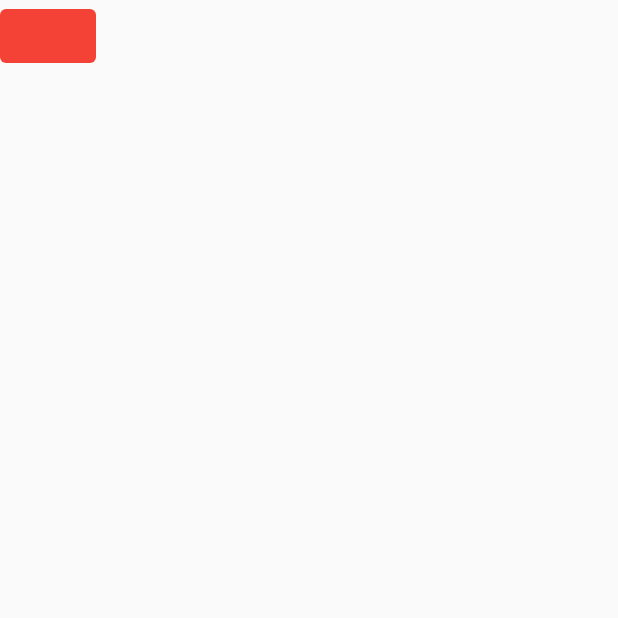
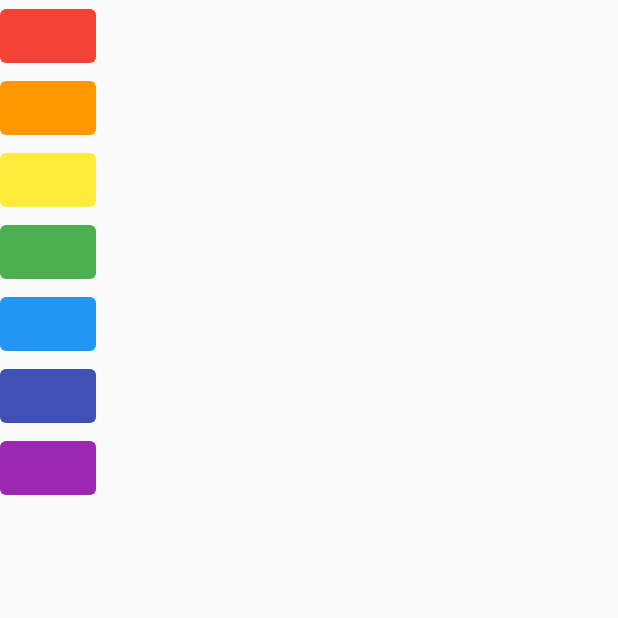
Before and after one commit to chaniru-puldith/Xlyophone-flutter-app, a Flutter app: the screen it shows after launch, on a phone screen of 412 x 824 dp, the top half of it. Run offline on Flutter 3.47's test engine with Material 2 defaults, Android fonts, the phone set to English and light mode, and no system bars; our stand-ins replace audioplayers.

Commit message:
Adding methods and more keys(buttons)

```diff
--- a/lib/main.dart
+++ b/lib/main.dart
@@ -15,20 +15,30 @@ class XyloApp extends StatelessWidget {
         body: SafeArea(
           child: Column(
             children: [
-              TextButton(
-                style: TextButton.styleFrom(
-                  backgroundColor: Colors.red,
-                ),
-                onPressed: () {
-                  final player = AudioPlayer();
-                  player.play(AssetSource('note1.wav'));
-                },
-                child: const Text(''),
-              ),
+              buildXyloKey(color: Colors.red, soundId: 1),
+              buildXyloKey(color: Colors.orange, soundId: 2),
+              buildXyloKey(color: Colors.yellow, soundId: 3),
+              buildXyloKey(color: Colors.green, soundId: 4),
+              buildXyloKey(color: Colors.blue, soundId: 5),
+              buildXyloKey(color: Colors.indigo, soundId: 6),
+              buildXyloKey(color: Colors.purple, soundId: 7),
             ],
           ),
         ),
       ),
     );
   }
+
+  TextButton buildXyloKey({required Color color, required int soundId}){
+    return TextButton(
+      style: TextButton.styleFrom(
+        backgroundColor: color,
+      ),
+      onPressed: () {
+        final player = AudioPlayer();
+        player.play(AssetSource('note$soundId.wav'));
+      },
+      child: const Text(''),
+    );
+  }
 }
```
